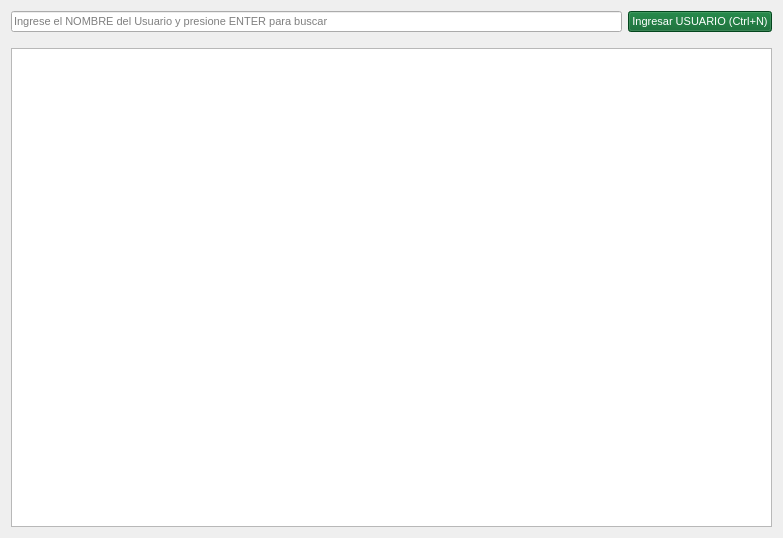
The window that gui/listas/listaUsuarios.ui (shae-ra/sindicato) describes before a commit, drawn with Qt 5.
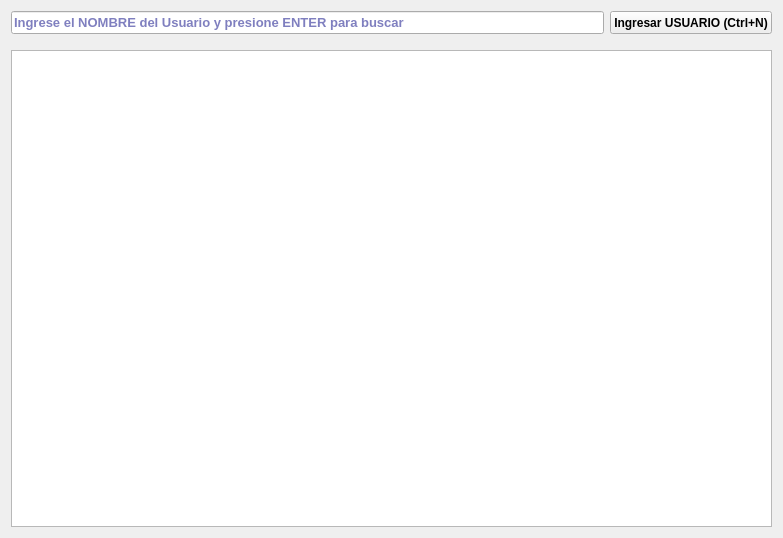
The same window after the commit. Icons and pictures are not drawn.

What changed in the file:
```diff
--- a/gui/listas/listaUsuarios.ui
+++ b/gui/listas/listaUsuarios.ui
@@ -24,12 +24,49 @@
          <verstretch>0</verstretch>
         </sizepolicy>
        </property>
+       <property name="palette">
+        <palette>
+         <active>
+          <colorrole role="Text">
+           <brush brushstyle="SolidPattern">
+            <color alpha="255">
+             <red>0</red>
+             <green>0</green>
+             <blue>127</blue>
+            </color>
+           </brush>
+          </colorrole>
+         </active>
+         <inactive>
+          <colorrole role="Text">
+           <brush brushstyle="SolidPattern">
+            <color alpha="255">
+             <red>0</red>
+             <green>0</green>
+             <blue>127</blue>
+            </color>
+           </brush>
+          </colorrole>
+         </inactive>
+         <disabled>
+          <colorrole role="Text">
+           <brush brushstyle="SolidPattern">
+            <color alpha="255">
+             <red>120</red>
+             <green>120</green>
+             <blue>120</blue>
+            </color>
+           </brush>
+          </colorrole>
+         </disabled>
+        </palette>
+       </property>
        <property name="font">
         <font>
          <family>Arial</family>
-         <pointsize>8</pointsize>
-         <weight>50</weight>
-         <bold>false</bold>
+         <pointsize>10</pointsize>
+         <weight>75</weight>
+         <bold>true</bold>
         </font>
        </property>
        <property name="mouseTracking">
@@ -63,21 +100,12 @@
        <property name="font">
         <font>
          <family>Arial</family>
-         <pointsize>8</pointsize>
-         <weight>50</weight>
-         <bold>false</bold>
+         <weight>75</weight>
+         <bold>true</bold>
         </font>
        </property>
        <property name="styleSheet">
-        <string notr="true">#btn_nuevo{
-background-color:#046228;
-color: #ffffff
-}
-
-#btn_nuevo:hover{
-background-color:#149144;
-}
-</string>
+        <string notr="true"/>
        </property>
        <property name="text">
         <string>Ingresar USUARIO (Ctrl+N)</string>
@@ -88,8 +116,8 @@
        </property>
        <property name="iconSize">
         <size>
-         <width>20</width>
-         <height>20</height>
+         <width>25</width>
+         <height>25</height>
         </size>
        </property>
        <property name="shortcut">
@@ -102,7 +130,6 @@
        <property name="font">
         <font>
          <family>Arial</family>
-         <pointsize>8</pointsize>
          <weight>75</weight>
          <bold>true</bold>
         </font>
@@ -123,10 +150,47 @@
      </item>
      <item row="2" column="0" colspan="3">
       <widget class="QTableView" name="tbl_articulos">
+       <property name="palette">
+        <palette>
+         <active>
+          <colorrole role="Text">
+           <brush brushstyle="SolidPattern">
+            <color alpha="255">
+             <red>0</red>
+             <green>0</green>
+             <blue>127</blue>
+            </color>
+           </brush>
+          </colorrole>
+         </active>
+         <inactive>
+          <colorrole role="Text">
+           <brush brushstyle="SolidPattern">
+            <color alpha="255">
+             <red>0</red>
+             <green>0</green>
+             <blue>127</blue>
+            </color>
+           </brush>
+          </colorrole>
+         </inactive>
+         <disabled>
+          <colorrole role="Text">
+           <brush brushstyle="SolidPattern">
+            <color alpha="255">
+             <red>120</red>
+             <green>120</green>
+             <blue>120</blue>
+            </color>
+           </brush>
+          </colorrole>
+         </disabled>
+        </palette>
+       </property>
        <property name="font">
         <font>
-         <family>System</family>
-         <pointsize>8</pointsize>
+         <family>Arial</family>
+         <pointsize>10</pointsize>
          <weight>75</weight>
          <bold>true</bold>
         </font>
```
